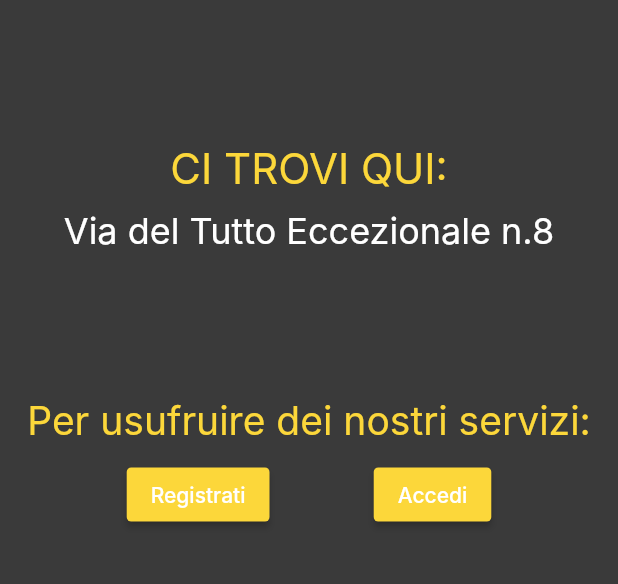
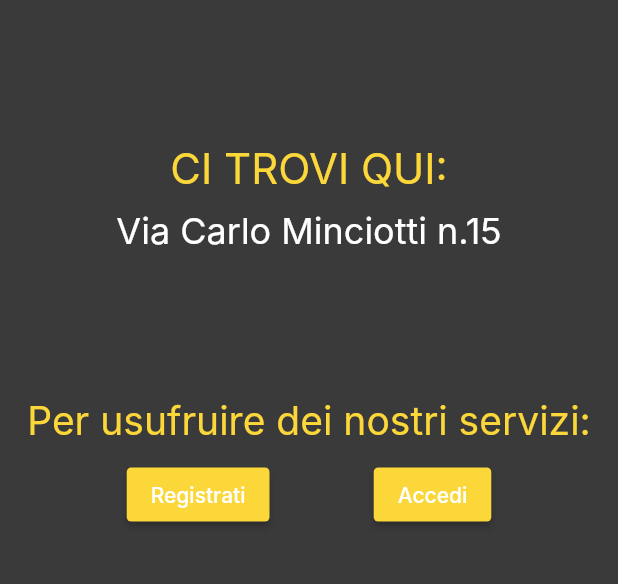
Before and after one commit to manuelcannone/Random-styling-store, a Flutter app: the screen it shows after launch, on a phone screen of 412 x 824 dp, the part 539-1123 px from its top. Run offline on Flutter 3.47's test engine with Material 2 defaults, Android fonts, the phone set to English and light mode, and no system bars; drawn by our look-alikes of calendar_view, flutter_map; our stand-ins replace animated_bottom_navigation_bar, calendar_date_picker2, cloud_firestore, confetti, connectivity_plus, email_validator and 14 more; missing offline and left inert: animation_list, dart:ffi, flutter_email_sender, flutter_mailer, mailer, open_mail_app and 4 more; accounts and stored records are empty; Roboto replaces fonts that are missing (Inter).

Commit message:
update Map

```diff
--- a/lib/commonWidgets.dart
+++ b/lib/commonWidgets.dart
@@ -8,8 +8,8 @@ import 'package:flutter_spinkit/flutter_spinkit.dart';
 import 'package:shirne_dialog/shirne_dialog.dart';
 
 //coordinates to use in NoAccountPage
-double globalLat = 38.115658953683365;
-double globalLng = 13.361779109339185;
+double globalLat = 42.42177519500762;
+double globalLng = 12.097359877353567;
 
 //accept and refuse booking
 void barberSnapBar(context, String text, bool error) {
--- a/lib/pages/noAccountPage.dart
+++ b/lib/pages/noAccountPage.dart
@@ -64,7 +64,7 @@ class NoAccountPage extends StatelessWidget {
                   crossAxisAlignment: CrossAxisAlignment.center,
                   children: [
                     Image.asset("media/barberlogo.png"),
-                    Address(addressText: "Via del Tutto Eccezionale n.8"),
+                    Address(addressText: "Via Carlo Minciotti n.15"),
                     Services(),
                     SizedBox()
                   ],
```
